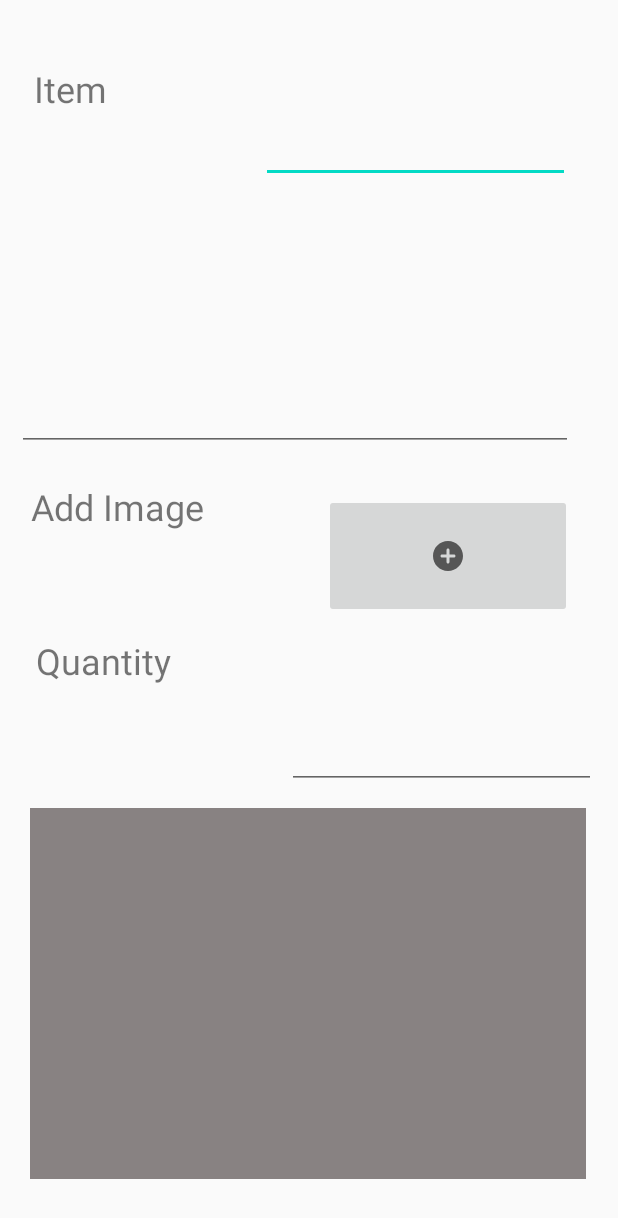
After one commit to CodeLand309/Recycle_App, an Android app: the UploadProduct screen opened directly, with no data from a screen before it, on a phone screen of 412 x 824 dp. The commit adds this screen. Shown: the top 1218 px of the screen. Run offline under Robolectric (Android 15) with nearby library versions, the phone set to English and light mode, and no system bars.

Commit message:
After reverting, Designed History activity, Upload Product Activity, Centre Details activity and perfection to be made

```diff
--- a/app/src/main/AndroidManifest.xml
+++ b/app/src/main/AndroidManifest.xml
@@ -12,7 +12,9 @@
         android:roundIcon="@mipmap/ic_launcher_round"
         android:supportsRtl="true"
         android:theme="@style/AppTheme">
-        <activity android:name=".SubActivity.DisposeCenterDetails"></activity>
+        <activity android:name=".SubActivity.CentreList" />
+        <activity android:name=".SubActivity.UploadProduct" />
+        <activity android:name=".SubActivity.DisposeCenterDetails" />
         <activity android:name=".SubActivity.ChangeProfile" />
         <activity android:name=".SubActivity.History" />
         <activity android:name=".MainUI.MainActivity" />
--- /dev/null
+++ b/app/src/main/java/com/example/recycle/SubActivity/UploadProduct.java
@@ -0,0 +1,16 @@
+package com.example.recycle.SubActivity;
+
+import androidx.appcompat.app.AppCompatActivity;
+
+import android.os.Bundle;
+
+import com.example.recycle.R;
+
+public class UploadProduct extends AppCompatActivity {
+
+    @Override
+    protected void onCreate(Bundle savedInstanceState) {
+        super.onCreate(savedInstanceState);
+        setContentView(R.layout.activity_upload_product);
+    }
+}
--- /dev/null
+++ b/app/src/main/res/layout/activity_upload_product.xml
@@ -0,0 +1,133 @@
+<?xml version="1.0" encoding="utf-8"?>
+<androidx.constraintlayout.widget.ConstraintLayout xmlns:android="http://schemas.android.com/apk/res/android"
+    xmlns:app="http://schemas.android.com/apk/res-auto"
+    xmlns:tools="http://schemas.android.com/tools"
+    android:layout_width="match_parent"
+    android:layout_height="match_parent"
+    tools:context=".SubActivity.UploadProduct"
+    tools:layout_editor_absoluteY="25dp">
+
+    <EditText
+        android:id="@+id/editTextTextPersonName2"
+        android:layout_width="0dp"
+        android:layout_height="0dp"
+        app:layout_constraintHeight_percent="0.1"
+        app:layout_constraintWidth_percent="0.5"
+        android:ems="10"
+        android:inputType="textPersonName"
+        android:text=""
+        app:layout_constraintBottom_toBottomOf="parent"
+        app:layout_constraintEnd_toEndOf="parent"
+        app:layout_constraintHorizontal_bias="0.845"
+        app:layout_constraintStart_toStartOf="parent"
+        app:layout_constraintTop_toTopOf="parent"
+        app:layout_constraintVertical_bias="0.053" />
+
+    <MultiAutoCompleteTextView
+        android:id="@+id/multiAutoCompleteTextView2"
+
+        android:layout_width="0dp"
+        android:layout_height="0dp"
+        app:layout_constraintHeight_percent="0.2"
+        app:layout_constraintWidth_percent="0.9"
+        android:text=""
+        app:layout_constraintBottom_toTopOf="@+id/imageButton"
+        app:layout_constraintEnd_toEndOf="parent"
+        app:layout_constraintHorizontal_bias="0.279"
+        app:layout_constraintStart_toStartOf="parent"
+        app:layout_constraintTop_toBottomOf="@+id/editTextTextPersonName2"
+        app:layout_constraintVertical_bias="0.328" />
+
+    <ImageButton
+        android:id="@+id/imageButton"
+        android:layout_width="0dp"
+        android:layout_height="0dp"
+        app:layout_constraintHeight_percent="0.1"
+        app:layout_constraintWidth_percent="0.4"
+        android:text="Addimage"
+        app:layout_constraintBottom_toBottomOf="parent"
+        app:layout_constraintEnd_toEndOf="parent"
+        app:layout_constraintHorizontal_bias="0.875"
+        app:layout_constraintStart_toStartOf="parent"
+        app:layout_constraintTop_toTopOf="parent"
+        app:layout_constraintVertical_bias="0.444"
+        app:srcCompat="@drawable/ic_round_add_circle_24" />
+
+    <TextView
+        android:id="@+id/textView4"
+        android:layout_width="0dp"
+        android:layout_height="0dp"
+        app:layout_constraintHeight_percent="0.1"
+        app:layout_constraintWidth_percent="0.4"
+        android:text="    Quantity"
+        android:textSize="24sp"
+        app:layout_constraintBottom_toBottomOf="parent"
+        app:layout_constraintStart_toStartOf="parent"
+        app:layout_constraintTop_toTopOf="parent"
+        app:layout_constraintVertical_bias="0.572" />
+
+    <EditText
+        android:id="@+id/editTextPhone"
+        android:layout_width="0dp"
+        android:layout_height="0dp"
+        app:layout_constraintHeight_percent="0.1"
+        app:layout_constraintWidth_percent="0.5"
+        android:ems="10"
+        android:inputType="phone"
+        app:layout_constraintBottom_toBottomOf="parent"
+        app:layout_constraintEnd_toEndOf="parent"
+        app:layout_constraintHorizontal_bias="0.65"
+        app:layout_constraintStart_toEndOf="@+id/textView4"
+        app:layout_constraintTop_toBottomOf="@+id/imageButton"
+        app:layout_constraintVertical_bias="0.096" />
+
+    <ImageView
+        android:id="@+id/imageView2"
+        android:layout_width="0dp"
+        android:layout_height="0dp"
+        app:layout_constraintHeight_percent="0.3"
+        app:layout_constraintWidth_percent="0.9"
+        android:layout_marginBottom="16dp"
+        android:background="#888282"
+        app:layout_constraintBottom_toBottomOf="parent"
+        app:layout_constraintEnd_toEndOf="parent"
+        app:layout_constraintHorizontal_bias="0.487"
+        app:layout_constraintStart_toStartOf="parent"
+        app:layout_constraintTop_toBottomOf="@+id/editTextPhone"
+        app:layout_constraintVertical_bias="0.37"
+        tools:srcCompat="@tools:sample/backgrounds/scenic" />
+
+    <TextView
+        android:id="@+id/textView5"
+        android:layout_width="0dp"
+        android:layout_height="0dp"
+        app:layout_constraintHeight_percent="0.1"
+        app:layout_constraintWidth_percent="0.3"
+        android:layout_marginEnd="28dp"
+        android:text="Item"
+        android:textSize="24sp"
+        app:layout_constraintBottom_toTopOf="@+id/multiAutoCompleteTextView2"
+        app:layout_constraintEnd_toStartOf="@+id/editTextTextPersonName2"
+        app:layout_constraintHorizontal_bias="1.0"
+        app:layout_constraintStart_toStartOf="parent"
+        app:layout_constraintTop_toTopOf="parent"
+        app:layout_constraintVertical_bias="0.8" />
+
+    <TextView
+        android:id="@+id/textView6"
+        android:layout_width="0dp"
+        android:layout_height="0dp"
+        app:layout_constraintHeight_percent="0.1"
+        app:layout_constraintWidth_percent="0.4"
+        android:layout_marginTop="20dp"
+        android:text="Add Image"
+        android:textSize="24sp"
+        app:layout_constraintBottom_toTopOf="@+id/textView4"
+        app:layout_constraintEnd_toStartOf="@+id/imageButton"
+
+        app:layout_constraintHorizontal_bias="0.397"
+        app:layout_constraintStart_toStartOf="parent"
+        app:layout_constraintTop_toBottomOf="@+id/multiAutoCompleteTextView2"
+        app:layout_constraintVertical_bias="0.035"
+        />
+</androidx.constraintlayout.widget.ConstraintLayout>
```
Also changed, not shown: app/src/main/java/com/example/recycle/SubActivity/CentreList.java (added, +16 -0 lines), app/src/main/java/com/example/recycle/SubActivity/History.java (+23 -0 lines), app/src/main/java/com/example/recycle/SubActivity/HistoryAdapter.java (added, +48 -0 lines), app/src/main/java/com/example/recycle/SubActivity/HistoryItem.java (added, +21 -0 lines), app/src/main/res/drawable/ic_round_image_24.xml (added, +10 -0 lines), app/src/main/res/layout/activity_centre_list.xml (added, +59 -0 lines), app/src/main/res/layout/activity_history.xml (+9 -0 lines), app/src/main/res/layout/history_item.xml (added, +45 -0 lines), app/src/main/res/values/strings.xml (indentation only).
